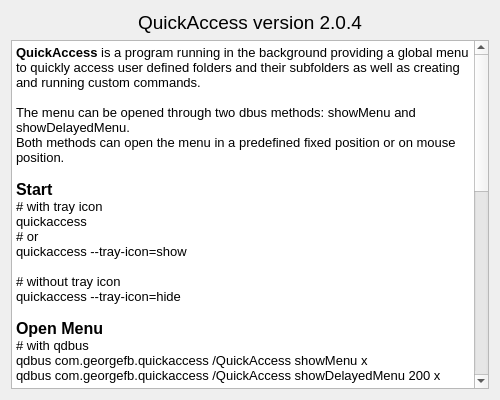
This is ui/aboutdialog.ui in g-fb/quickaccess as Qt 5 draws it before an edit. The edited form follows.
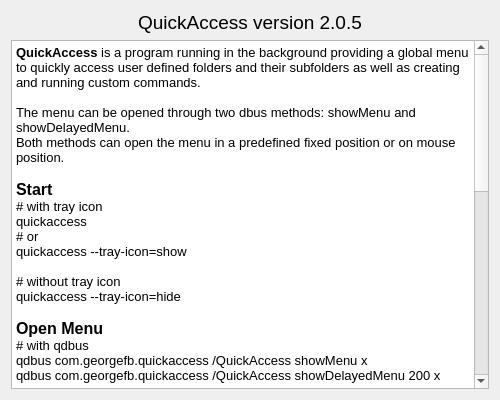
This is the edited form.

```diff
--- a/ui/aboutdialog.ui
+++ b/ui/aboutdialog.ui
@@ -42,7 +42,7 @@
         </font>
        </property>
        <property name="text">
-        <string>QuickAccess version 2.0.4</string>
+        <string>QuickAccess version 2.0.5</string>
        </property>
        <property name="alignment">
         <set>Qt::AlignCenter</set>
```
